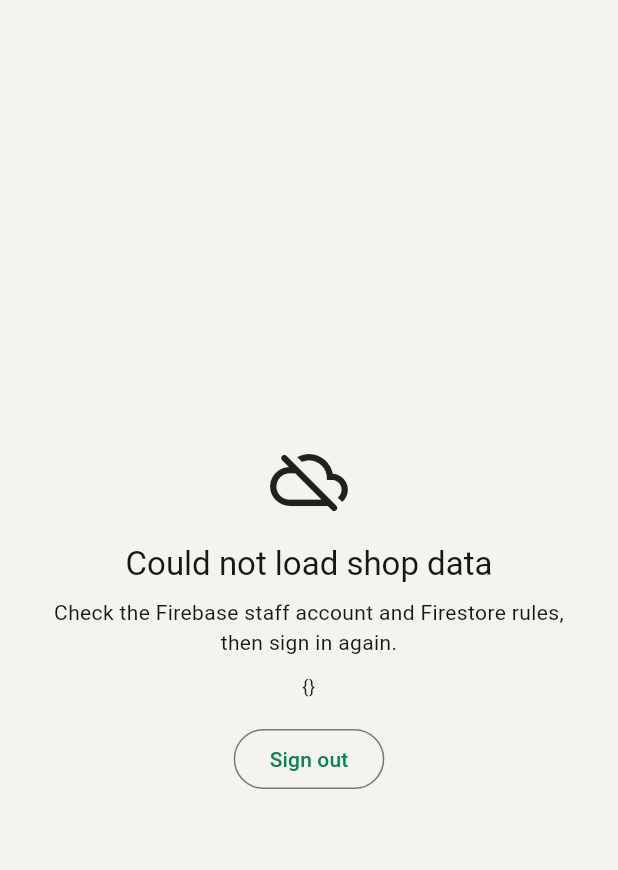
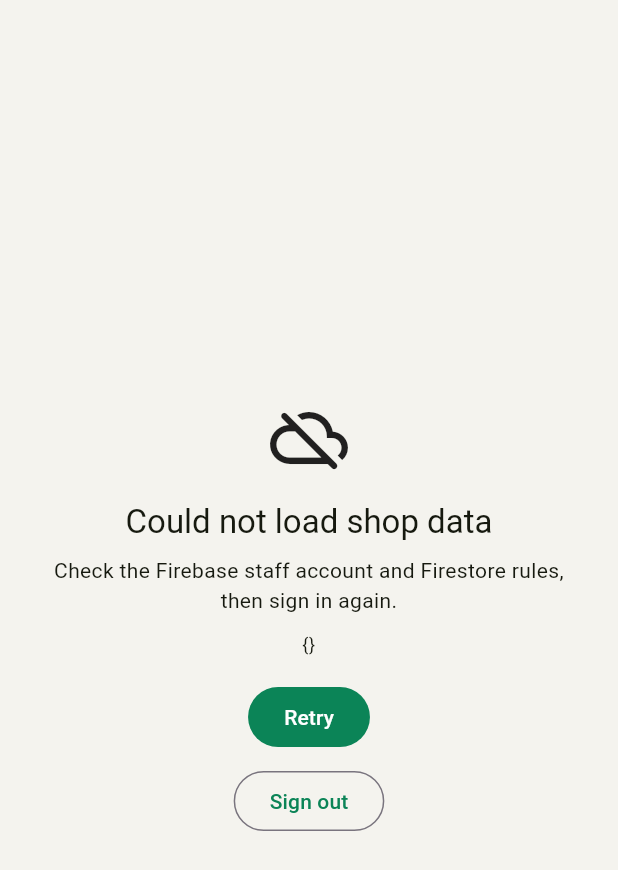
Before and after one commit to Akshaykirdakar/pendPoint, a Flutter app: the _DataLoadFailure screen opened directly with empty values, on a phone screen of 412 x 824 dp. Shown: the top 870 px of the screen. Run offline on Flutter 3.47's test engine with Material 3 defaults, Android fonts, the phone set to English and light mode, and no system bars; our stand-ins replace cloud_firestore, firebase_auth, firebase_core, google_fonts, permission_handler, qr_flutter; missing offline and left inert: mobile_scanner, unified_esc_pos_printer; accounts and stored records are empty; Roboto replaces fonts that are missing (Mukta).

Commit message:
Add retry to data-load failure screen; stop tracking tools/node_modules
- Data-load failure screen now offers Retry (re-runs AppState.bootstrap())
  alongside Sign out.
- tools/node_modules (firebase-admin's deps for the seeding scripts) was
  accidentally committed in a prior commit; excluded via .gitignore and
  untracked. Run `npm install --prefix tools` locally to restore it.

Co-Authored-By: Claude Sonnet 5 <noreply@anthropic.com>

```diff
--- a/lib/main.dart
+++ b/lib/main.dart
@@ -159,6 +159,11 @@ class _DataLoadFailure extends StatelessWidget {
                     overflow: TextOverflow.ellipsis,
                     style: Theme.of(context).textTheme.bodySmall),
                 const SizedBox(height: 16),
+                FilledButton(
+                  onPressed: () => context.read<AppState>().bootstrap(),
+                  child: const Text('Retry'),
+                ),
+                const SizedBox(height: 8),
                 OutlinedButton(
                   onPressed: () => FirebaseAuth.instance.signOut(),
                   child: const Text('Sign out'),
```
Also changed, not shown: 1 other file.
